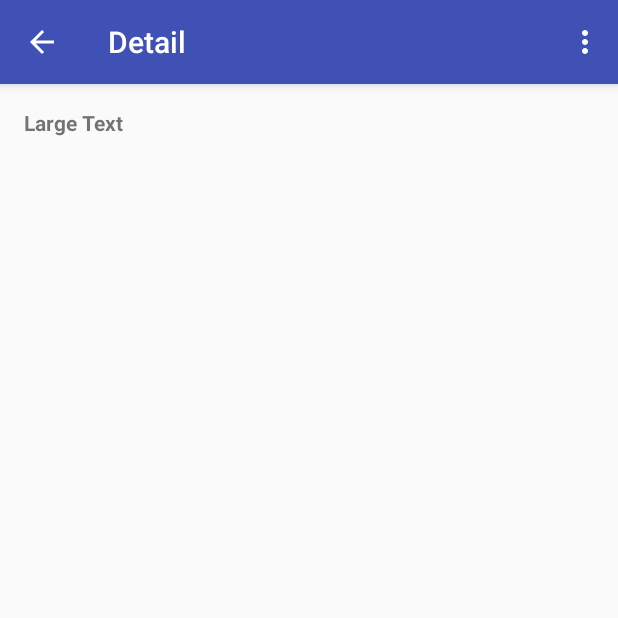
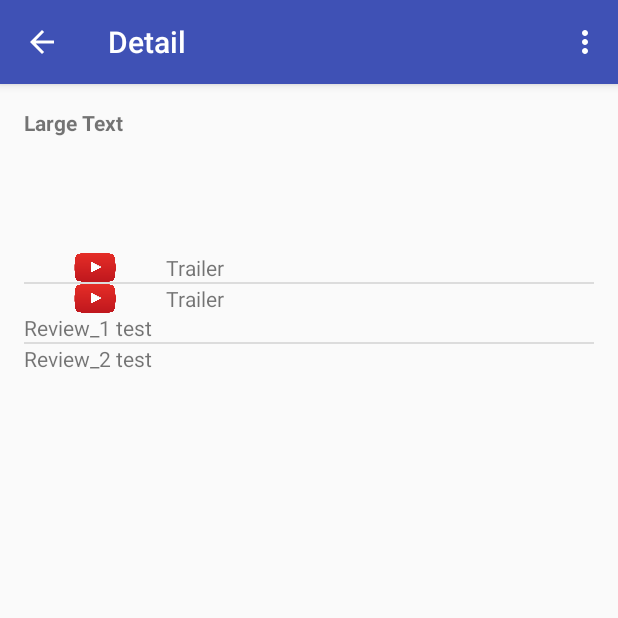
Before and after one commit to ducs1988/PopularMovies, an Android app: the DetailActivityFragment screen opened directly, with no data from a screen before it, on a phone screen of 412 x 824 dp, the top half of it. Run offline under Robolectric (Android 15) with nearby library versions, the phone set to English and light mode, and no system bars; our stand-ins replace Picasso; pictures from the network do not load.

Commit message:
Add trailer and review into XML and code
only sample String is passed into detail XML

```diff
--- a/app/src/main/java/com/example/cs/popularmovies/DetailActivityFragment.java
+++ b/app/src/main/java/com/example/cs/popularmovies/DetailActivityFragment.java
@@ -6,7 +6,9 @@ import android.support.v4.app.Fragment;
 import android.view.LayoutInflater;
 import android.view.View;
 import android.view.ViewGroup;
+import android.widget.ArrayAdapter;
 import android.widget.ImageView;
+import android.widget.ListView;
 import android.widget.TextView;
 
 import com.squareup.picasso.Picasso;
@@ -16,6 +18,9 @@ import com.squareup.picasso.Picasso;
  */
 public class DetailActivityFragment extends Fragment {
 
+    protected ArrayAdapter<String> mTrailerAdapter;
+    protected ArrayAdapter<String> mReviewAdapter;
+
     public DetailActivityFragment() {
     }
 
@@ -23,8 +28,36 @@ public class DetailActivityFragment extends Fragment {
     public View onCreateView(LayoutInflater inflater, ViewGroup container,
                              Bundle savedInstanceState) {
 
+        View rootView =  inflater.inflate(R.layout.fragment_detail, container, false);
 
-        View rootView =  inflater.inflate(R.layout.fragment_detail, container, false);
+        // Setup trailer adapter
+        String[] trailerArray = {
+                "CmRih_VtVAs",
+                "5AwUdTIbA8I"
+        };
+
+        mTrailerAdapter = new ArrayAdapter<String>(getActivity(),
+                R.layout.list_item_trailer,
+                R.id.text_trailer_key,
+                trailerArray);
+
+        // Setup review adapter
+        String[] reviewArray = {
+                "Review_1 test",
+                "Review_2 test"
+        };
+
+        mReviewAdapter = new ArrayAdapter<String>(getActivity(),
+                R.layout.list_item_review,
+                R.id.text_review,
+                reviewArray);
+
+        ListView listViewTrailer = (ListView) rootView.findViewById(R.id.trailer_list);
+        listViewTrailer.setAdapter(mTrailerAdapter);
+
+        ListView listViewReview = (ListView) rootView.findViewById(R.id.review_list);
+        listViewReview.setAdapter(mReviewAdapter);
+
 
         Intent intent = getActivity().getIntent();
         if (intent != null && intent.hasExtra("MovieDetail")) {
--- a/app/src/main/res/layout/fragment_detail.xml
+++ b/app/src/main/res/layout/fragment_detail.xml
@@ -1,11 +1,12 @@
 <ScrollView xmlns:android="http://schemas.android.com/apk/res/android"
     xmlns:tools="http://schemas.android.com/tools"
     android:layout_width="match_parent"
-    android:layout_height="match_parent">
+    android:layout_height="match_parent"
+    android:fillViewport="true">
 
     <LinearLayout
         android:layout_width="match_parent"
-        android:layout_height="wrap_content"
+        android:layout_height="match_parent"
         android:orientation="vertical"
         android:paddingBottom="@dimen/activity_vertical_margin"
         android:paddingLeft="@dimen/activity_horizontal_margin"
@@ -66,88 +67,18 @@
             android:layout_height="wrap_content"
             android:id="@+id/overview"/>
 
+        <ListView
+            android:id="@+id/trailer_list"
+            android:layout_width="match_parent"
+            android:layout_height="wrap_content"/>
+
+        <ListView
+            android:id="@+id/review_list"
+            android:layout_width="match_parent"
+            android:layout_height="wrap_content"/>
 
     </LinearLayout>
 
 
-    <!--<RelativeLayout xmlns:android="http://schemas.android.com/apk/res/android"
-        xmlns:tools="http://schemas.android.com/tools"
-        android:layout_width="match_parent"
-        android:layout_height="wrap_content"
-        android:paddingBottom="@dimen/activity_vertical_margin"
-        android:paddingLeft="@dimen/activity_horizontal_margin"
-        android:paddingRight="@dimen/activity_horizontal_margin"
-        android:paddingTop="@dimen/activity_vertical_margin"
-        tools:ignore="MergeRootFrame"
-        tools:showIn="@layout/activity_detail">
-
-        <TextView
-            android:id="@+id/org_title"
-            android:layout_width="match_parent"
-            android:layout_height="wrap_content"
-            android:layout_alignParentTop="true"
-            android:layout_centerHorizontal="true"
-            android:text="Large Text"
-            android:textAppearance="?android:attr/textAppearanceLarge"
-            android:textStyle="bold" />
-
-        <ImageView
-            android:id="@+id/poster"
-            android:layout_width="wrap_content"
-            android:layout_height="wrap_content"
-            android:layout_alignParentLeft="true"
-            android:layout_alignParentStart="true"
-            android:layout_below="@+id/org_title"
-            android:layout_marginTop="30dp"
-            android:contentDescription="@string/poster"
-            android:maxHeight="300dp"
-            android:maxWidth="150dp" />
-
-        <TextView
-            android:id="@+id/releaseDate"
-            android:layout_width="wrap_content"
-            android:layout_height="wrap_content"
-            android:layout_alignEnd="@+id/org_title"
-            android:layout_alignRight="@+id/org_title"
-            android:layout_alignTop="@+id/poster"
-            android:layout_marginEnd="60dp"
-            android:layout_marginRight="60dp"
-            android:text="Small Text"
-            android:textAppearance="?android:attr/textAppearanceSmall" />
-
-        <TextView
-            android:id="@+id/vote_average"
-            android:layout_width="wrap_content"
-            android:layout_height="wrap_content"
-            android:layout_alignLeft="@+id/releaseDate"
-            android:layout_alignStart="@+id/releaseDate"
-            android:layout_below="@+id/releaseDate"
-            android:layout_marginTop="30dp"
-            android:text="Small Text"
-            android:textAppearance="?android:attr/textAppearanceSmall" />
-
-        &lt;!&ndash;<TextView
-            android:layout_width="wrap_content"
-            android:layout_height="wrap_content"
-            android:textAppearance="?android:attr/textAppearanceSmall"
-            android:text="Small Text"
-            android:id="@+id/runtime"
-            android:layout_below="@+id/vote_average"
-            android:layout_alignRight="@+id/overview"
-            android:layout_marginRight="41dp" />&ndash;&gt;
-
-        <TextView
-            android:id="@+id/overview"
-            android:layout_width="match_parent"
-            android:layout_height="wrap_content"
-            android:layout_alignParentLeft="true"
-            android:layout_alignParentStart="true"
-
-            android:layout_alignWithParentIfMissing="true"
-            android:layout_below="@+id/vote_average"
-            android:layout_marginTop="250dp"
-            android:text="Medium Text"
-            android:textAppearance="?android:attr/textAppearanceMedium" />
-    </RelativeLayout>-->
 
 </ScrollView>
--- /dev/null
+++ b/app/src/main/res/layout/list_item_review.xml
@@ -0,0 +1,13 @@
+<?xml version="1.0" encoding="utf-8"?>
+<LinearLayout xmlns:android="http://schemas.android.com/apk/res/android"
+    android:layout_width="match_parent"
+    android:layout_height="match_parent"
+    android:orientation="vertical">
+
+    <TextView
+        android:id="@+id/text_review"
+        android:layout_width="match_parent"
+        android:layout_height="match_parent"
+        android:text="Review Sample" />
+
+</LinearLayout>
--- /dev/null
+++ b/app/src/main/res/layout/list_item_trailer.xml
@@ -0,0 +1,29 @@
+<?xml version="1.0" encoding="utf-8"?>
+<LinearLayout xmlns:android="http://schemas.android.com/apk/res/android"
+    android:layout_width="match_parent"
+    android:layout_height="match_parent"
+    android:orientation="horizontal">
+
+    <ImageView
+        android:id="@+id/image_play"
+        android:layout_width="0dp"
+        android:layout_height="match_parent"
+        android:layout_weight="1"
+        android:scaleType="fitCenter"
+        android:src="@drawable/play_button" />
+
+    <TextView
+        android:id="@+id/text_trailer"
+        android:layout_width="0dp"
+        android:layout_height="wrap_content"
+        android:layout_weight="2"
+        android:text="Trailer" />
+
+    <TextView
+        android:id="@+id/text_trailer_key"
+        android:layout_width="0dp"
+        android:layout_height="wrap_content"
+        android:layout_weight="1"
+        android:visibility="invisible" />
+
+</LinearLayout>
```
